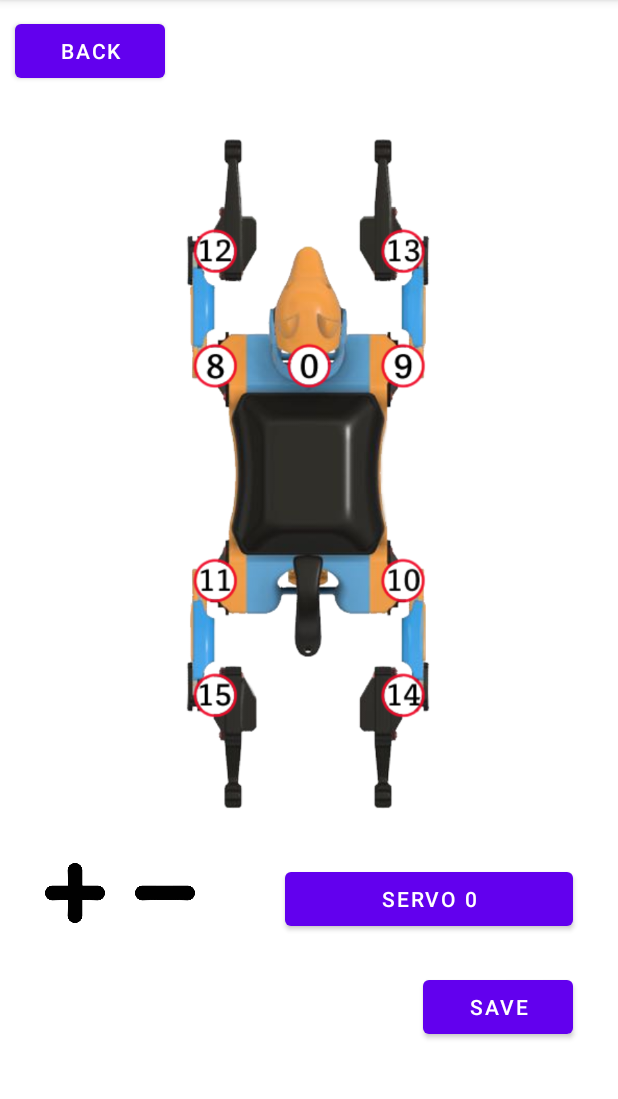
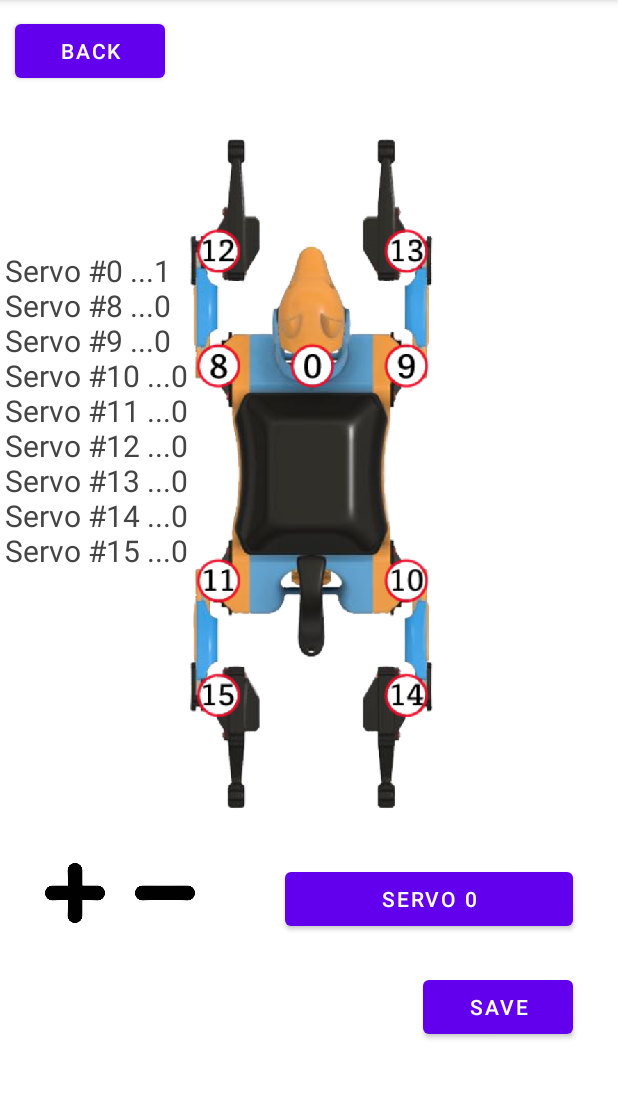
Before and after one commit to seagochen/PetoiControllerKotlin, an Android app: the CalibrationActivity screen opened directly, with no data from a screen before it, after a tap on "IncreaseAngle", on a phone screen of 412 x 824 dp, the part 84-1183 px from its top. Run offline under Robolectric (Android 15) with nearby library versions, the phone set to English and light mode, and no system bars; 1 statement that could not run was skipped.

Commit message:
ver 1.0 done

```diff
--- a/app/src/main/AndroidManifest.xml
+++ b/app/src/main/AndroidManifest.xml
@@ -22,7 +22,7 @@
         android:supportsRtl="true"
         android:theme="@style/Theme.PetoiControllerKotlin">
         <activity android:name=".UserDefineMotionActivity"/>
-        <activity android:name=".MotionsEditActivity" />
+        <activity android:name=".EditorActivity" />
         <activity android:name=".CalibrationActivity" />
         <activity android:name=".ConnectionActivity" />
 
--- a/app/src/main/java/com/petoi/kotlin/android/app/CalibrationActivity.kt
+++ b/app/src/main/java/com/petoi/kotlin/android/app/CalibrationActivity.kt
@@ -1,14 +1,14 @@
 package com.petoi.kotlin.android.app
 
 import android.content.Intent
+import android.graphics.*
 import android.os.Bundle
 import android.util.Log
-import android.widget.ArrayAdapter
-import android.widget.Button
-import android.widget.ImageButton
-import android.widget.TextView
+import android.widget.*
 import androidx.appcompat.app.AlertDialog
+import com.petoi.kotlin.android.app.bitmap.ImageBitmapTool
 import com.petoi.kotlin.android.app.bluetooth.BluetoothBasedActivity
+
 
 class CalibrationActivity : BluetoothBasedActivity() {
 
@@ -21,9 +21,13 @@ class CalibrationActivity : BluetoothBasedActivity() {
     // 选中的舵机
     private var selectedServo = 0
 
+    private var imgTool = ImageBitmapTool()
+
     // 绑定textview
     private fun bindTvOutput() {
         tvOutput = findViewById<TextView>(R.id.tv_calib_output)
+        setTextView(tvOutput)
+        startCalibListening()
     }
 
     // 退回按钮
@@ -59,9 +63,6 @@ class CalibrationActivity : BluetoothBasedActivity() {
         val addBtn = findViewById<ImageButton>(R.id.btn_calib_add)
         val desBtn = findViewById<ImageButton>(R.id.btn_calib_minus)
 
-        // 先读取当前被选中的舵机角度
-        var currentAngle = calib.angle(selectedServo)
-
         // 定义弹出框警告信息
         val alertBuilder = AlertDialog.Builder(this)
         alertBuilder
@@ -78,9 +79,11 @@ class CalibrationActivity : BluetoothBasedActivity() {
 
             if (!ret.first) {
                 alertBuilder.show()
+                return@setOnClickListener
             }
 
             send(ret.second)
+            updateServosInfoOnImage()
         }
 
         // fine subtraction
@@ -89,9 +92,11 @@ class CalibrationActivity : BluetoothBasedActivity() {
 
             if (!ret.first) {
                 alertBuilder.show()
+                return@setOnClickListener
             }
 
             send(ret.second)
+            updateServosInfoOnImage()
         }
     }
 
@@ -129,6 +134,7 @@ class CalibrationActivity : BluetoothBasedActivity() {
                     else -> btn.setText(resources.getString(R.string.servo0))
                 }
 
+                updateServosInfoOnImage()
                 dialog.dismiss()
             }
 
@@ -136,6 +142,49 @@ class CalibrationActivity : BluetoothBasedActivity() {
         btn.setOnClickListener {
             alertBuilder.show()
         }
+    }
+
+    private fun updateServosInfoOnImage() {
+        // display matric
+        val img = BitmapFactory.decodeResource(resources, R.drawable.illustration)
+//        val metrics = getResources().displayMetrics
+        val main = findViewById<ImageView>(R.id.img_calib_main)
+
+        // debug
+//        Log.d("CalibrationActivity", "screen size: $metrics")
+
+        // 创建bitmap copy并同时创建canvas
+//        val bitmap = Bitmap.createBitmap(metrics.widthPixels, metrics.heightPixels, Bitmap.Config.ARGB_8888)
+        val bitmap = Bitmap.createBitmap(main.width, main.height, Bitmap.Config.ARGB_8888)
+        val canvas = Canvas(bitmap)
+
+        // 绘制参数设置
+        val paint = Paint()
+        paint.isAntiAlias = true
+        paint.isDither = true
+        paint.color = Color.DKGRAY
+        paint.textSize = 30F
+
+        // 绘制文本信息
+        var increase_y = 150F
+        for (i in 0..calib.count() - 1) {
+            canvas.drawText("Servo #${calib.name(i)} ...${calib.angle(i)}",
+                5F, increase_y, paint)
+            increase_y += 35F
+        }
+
+        // 绘制图片
+        val scale = main.height.toFloat() / img.height.toFloat()
+        val outImg = imgTool.scaleBitmap(img, scale)
+
+
+        if (outImg != null) {
+            val transx = img.width / 2
+            canvas.drawBitmap(outImg, transx.toFloat(), 0F, paint)
+        }
+
+        // update image
+        main.setImageBitmap(bitmap)
     }
 
 
@@ -151,12 +200,8 @@ class CalibrationActivity : BluetoothBasedActivity() {
         bindBackBtn()
         bindSaveBtn()
         bindFineAdjustBtn()
+        bindSevorSelectionBtn()
         bindTvOutput()
-        bindSevorSelectionBtn()
-
-        // 设置隐形输出，并启动监听
-        setTextView(tvOutput)
-        startCalibListening()
     }
 
     // 业务关闭
--- a/app/src/main/java/com/petoi/kotlin/android/app/MainActivity.kt
+++ b/app/src/main/java/com/petoi/kotlin/android/app/MainActivity.kt
@@ -9,6 +9,7 @@ import android.view.MotionEvent
 import android.widget.Button
 import android.widget.ImageButton
 import android.widget.ListView
+import android.widget.Toast
 import androidx.annotation.RequiresApi
 import androidx.core.content.ContextCompat
 import com.petoi.kotlin.android.app.bluetooth.BluetoothBasedActivity
@@ -191,7 +192,7 @@ class MainActivity : BluetoothBasedActivity() {
         val btnRmv = findViewById<ImageButton>(R.id.btn_main_remove)
 
         btnAdd.setOnClickListener {
-            val intent = Intent(this@MainActivity, MotionsEditActivity::class.java)
+            val intent = Intent(this@MainActivity, EditorActivity::class.java)
             intent.putExtra("position", -1)
             intent.putExtra("cmdName", "")
             intent.putExtra("cmdDetail", "")
@@ -240,6 +241,9 @@ class MainActivity : BluetoothBasedActivity() {
                     if (key != "") {
                         // 从数据库中删除数据
                         sqliteDB.deleteInstruction(key)
+                    } else {
+                        Toast.makeText(this@MainActivity, "Cannot delete default actions",
+                            Toast.LENGTH_SHORT).show()
                     }
                 }
 
--- /dev/null
+++ b/app/src/main/java/com/petoi/kotlin/android/app/bitmap/ImageBitmapTool.kt
@@ -0,0 +1,53 @@
+package com.petoi.kotlin.android.app.bitmap
+
+import android.graphics.Bitmap
+import android.graphics.Matrix
+
+
+open class ImageBitmapTool {
+
+    fun scaleBitmap(origin: Bitmap?, scale: Float): Bitmap? {
+        if (origin == null) {
+            return null
+        }
+        val height = origin.height
+        val width = origin.width
+        val matrix = Matrix()
+        matrix.postScale(scale, scale) // 使用后乘
+        val newBM = Bitmap.createBitmap(origin, 0, 0, width, height, matrix, false)
+        if (!origin.isRecycled) {
+            origin.recycle()
+        }
+        return newBM
+    }
+
+    fun transBitmap(origin: Bitmap?, x: Float, y: Float): Bitmap? {
+        if (origin == null) {
+            return null
+        }
+        val height = origin.height
+        val width = origin.width
+        val matrix = Matrix()
+        matrix.setTranslate(x, y)
+        val newBM = Bitmap.createBitmap(origin, 0, 0, width, height, matrix, false)
+        if (!origin.isRecycled) {
+            origin.recycle()
+        }
+        return newBM
+    }
+
+    fun rotateBitmap(origin: Bitmap?, r: Float): Bitmap? {
+        if (origin == null) {
+            return null
+        }
+        val height = origin.height
+        val width = origin.width
+        val matrix = Matrix()
+        matrix.preRotate(r)
+        val newBM = Bitmap.createBitmap(origin, 0, 0, width, height, matrix, false)
+        if (!origin.isRecycled) {
+            origin.recycle()
+        }
+        return newBM
+    }
+}
--- a/app/src/main/java/com/petoi/kotlin/android/app/bluetooth/BluetoothBasedActivity.kt
+++ b/app/src/main/java/com/petoi/kotlin/android/app/bluetooth/BluetoothBasedActivity.kt
@@ -26,7 +26,7 @@ open class BluetoothBasedActivity: AppCompatActivity() {
     private val calib = ApplicationData.calibration
 
     // 用于更新输出的内容
-    private var feedbackTextview: TextView? = null
+    private var tvOutput: TextView? = null
 
     // 用于控制子线程的标识符
     private var isTvUpdateRunning = false
@@ -144,6 +144,10 @@ open class BluetoothBasedActivity: AppCompatActivity() {
             handler.clear()
         }
 
+        // 清空输出
+        tvOutput?.setText("")
+        feedback = ""
+
         // 发送指令
         handler.send(msg)
 
@@ -165,8 +169,8 @@ open class BluetoothBasedActivity: AppCompatActivity() {
             // 尝试更新内容
             feedback += handler.recv()
             runOnUiThread {
-                if (feedbackTextview != null && feedback != "") {
-                    feedbackTextview!!.setText(feedback)
+                if (tvOutput != null && feedback != "") {
+                    tvOutput!!.setText(feedback)
                 }
             }
 
@@ -185,7 +189,7 @@ open class BluetoothBasedActivity: AppCompatActivity() {
     // textview 反馈部分
     protected fun setTextView(tv: TextView) {
         // 更新textview，并重新执行子线程更新任务
-        feedbackTextview = tv
+        tvOutput = tv
     }
 
     // 启动C监听
--- a/app/src/main/java/com/petoi/kotlin/android/app/calibration/CalibrationVerification.kt
+++ b/app/src/main/java/com/petoi/kotlin/android/app/calibration/CalibrationVerification.kt
@@ -86,7 +86,7 @@ open class CalibrationVerification: CalibFeedbackBasic() {
             // input value check
             for (i in 0 until 16) {
 
-                Log.i("UiCalibVerification", "servor# $i currently is ${servosList[i]}")
+                Log.i("UiCalibVerification", "servor #$i currently is ${servosList[i]}")
                 if (!isValidAngleDegree(servosList[i])) {
                     Log.i("UiCalibVerification", "failed")
                     return false
--- a/app/src/main/java/com/petoi/kotlin/android/app/widgets/MotionEditorAdapter.kt
+++ b/app/src/main/java/com/petoi/kotlin/android/app/widgets/MotionEditorAdapter.kt
@@ -8,7 +8,7 @@ import android.view.View
 import android.view.ViewGroup
 import android.widget.BaseAdapter
 import android.widget.TextView
-import com.petoi.kotlin.android.app.MotionsEditActivity
+import com.petoi.kotlin.android.app.EditorActivity
 import com.petoi.kotlin.android.app.R
 
 open class MotionEditorAdapter(
@@ -60,7 +60,7 @@ open class MotionEditorAdapter(
         // 对按键设置事件响应
         if (wrapper != null) {
             wrapper.getEditButton().setOnClickListener {
-                val intent = Intent(context, MotionsEditActivity::class.java)
+                val intent = Intent(context, EditorActivity::class.java)
                 intent.putExtra("position", position)
                 intent.putExtra("cmdName", commands[position].first)
                 intent.putExtra("cmdDetail", commands[position].second)
--- a/app/src/main/res/layout/activity_calibration.xml
+++ b/app/src/main/res/layout/activity_calibration.xml
@@ -1,6 +1,5 @@
 <?xml version="1.0" encoding="utf-8"?>
 <androidx.constraintlayout.widget.ConstraintLayout xmlns:android="http://schemas.android.com/apk/res/android"
-    xmlns:tools="http://schemas.android.com/tools"
     android:layout_width="match_parent"
     android:layout_height="match_parent">
 
@@ -19,11 +18,12 @@
             android:layout_marginStart="10dp"
             android:text="@string/btn_back"/>
 
-
         <!-- 示例图片 -->
         <ImageView
+            android:id="@+id/img_calib_main"
             android:layout_width="match_parent"
             android:layout_height="240dp"
+            android:layout_gravity="center"
             android:layout_weight="3"
             android:layout_marginTop="30dp"
             android:src="@drawable/illustration"
```
Also changed, not shown: app/src/main/java/com/petoi/kotlin/android/app/EditorActivity.kt (added, +165 -0 lines), app/src/main/java/com/petoi/kotlin/android/app/MotionsEditActivity.kt (deleted, +0 -48 lines), app/src/main/res/layout/activity_editor.xml (renamed from app/src/main/res/layout/activity_motion.xml, +5 -2 lines).
